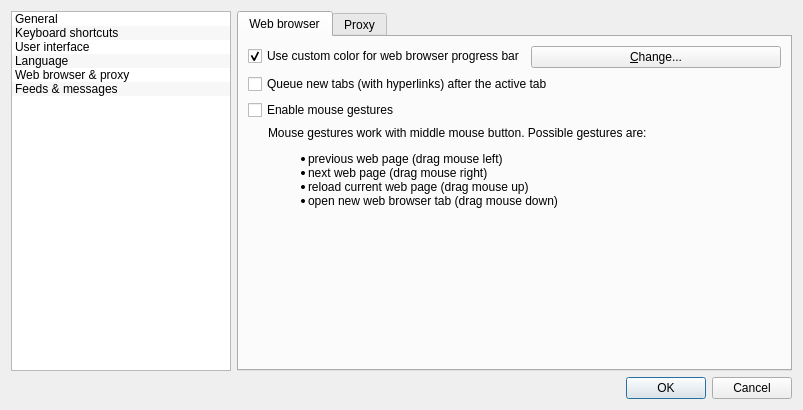
This is src/gui/formsettings.ui in martinrotter/rssguard as Qt 5 draws it before an edit. The edited form follows.
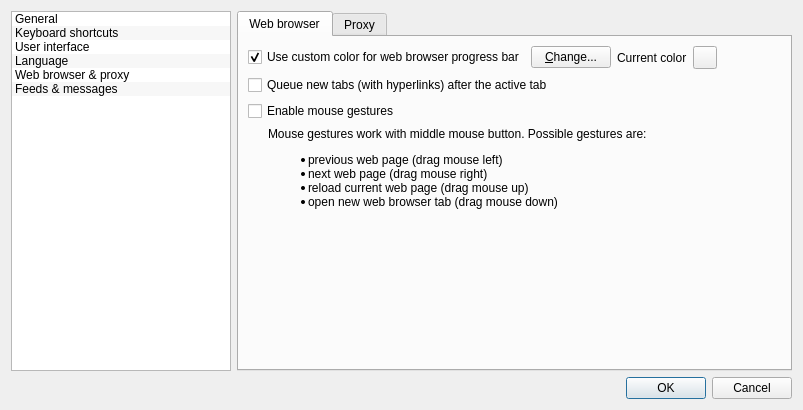
This is the edited form. The open tabs and pages were chosen to show the change. Custom widgets are drawn as their Qt base class.

Commit message: Color for web browser picking fixed, some more tweaking in messages view.

What changed in the file:
```diff
--- a/src/gui/formsettings.ui
+++ b/src/gui/formsettings.ui
@@ -424,27 +424,65 @@
            <string>Web browser</string>
           </attribute>
           <layout class="QFormLayout" name="formLayout_4">
-           <property name="fieldGrowthPolicy">
-            <enum>QFormLayout::AllNonFixedFieldsGrow</enum>
-           </property>
            <item row="0" column="0">
-            <widget class="QCheckBox" name="m_checkBrowserProgressColor">
+            <layout class="QHBoxLayout" name="horizontalLayout_12">
+             <item>
+              <widget class="QCheckBox" name="m_checkBrowserProgressColor">
+               <property name="text">
+                <string>Use custom color for web browser progress bar</string>
+               </property>
+               <property name="checked">
+                <bool>true</bool>
+               </property>
+              </widget>
+             </item>
+             <item>
+              <widget class="QPushButton" name="m_btnBrowserProgressColor">
+               <property name="sizePolicy">
+                <sizepolicy hsizetype="Minimum" vsizetype="Fixed">
+                 <horstretch>0</horstretch>
+                 <verstretch>0</verstretch>
+                </sizepolicy>
+               </property>
+               <property name="text">
+                <string>&amp;Change...</string>
+               </property>
+              </widget>
+             </item>
+             <item>
+              <widget class="QLabel" name="label_2">
+               <property name="text">
+                <string>Current color</string>
+               </property>
+              </widget>
+             </item>
+             <item>
+              <widget class="QToolButton" name="m_btnWebBrowserColorSample">
+               <property name="autoFillBackground">
+                <bool>true</bool>
+               </property>
+               <property name="text">
+                <string/>
+               </property>
+              </widget>
+             </item>
+            </layout>
+           </item>
+           <item row="1" column="0">
+            <widget class="QCheckBox" name="m_checkQueueTabs">
              <property name="text">
-              <string>Use custom color for web browser progress bar</string>
-             </property>
-             <property name="checked">
-              <bool>true</bool>
+              <string>Queue new tabs (with hyperlinks) after the active tab</string>
              </property>
             </widget>
            </item>
-           <item row="2" column="0" colspan="2">
+           <item row="2" column="0">
             <widget class="QCheckBox" name="m_checkMouseGestures">
              <property name="text">
               <string>Enable mouse gestures</string>
              </property>
             </widget>
            </item>
-           <item row="3" column="0" colspan="2">
+           <item row="3" column="0">
             <widget class="QLabel" name="m_lblMouseGestures">
              <property name="text">
               <string>Mouse gestures work with middle mouse button. Possible gestures are:
@@ -463,26 +501,6 @@
              </property>
             </widget>
            </item>
-           <item row="1" column="0" colspan="2">
-            <widget class="QCheckBox" name="m_checkQueueTabs">
-             <property name="text">
-              <string>Queue new tabs (with hyperlinks) after the active tab</string>
-             </property>
-            </widget>
-           </item>
-           <item row="0" column="1">
-            <widget class="QPushButton" name="m_btnBrowserProgressColor">
-             <property name="sizePolicy">
-              <sizepolicy hsizetype="Minimum" vsizetype="Fixed">
-               <horstretch>0</horstretch>
-               <verstretch>0</verstretch>
-              </sizepolicy>
-             </property>
-             <property name="text">
-              <string>&amp;Change...</string>
-             </property>
-            </widget>
-           </item>
           </layout>
          </widget>
          <widget class="QWidget" name="m_tabProxy">
```
Left out of the diff: 24 changed lines with no effect on the pictures. The commit also changes 4 other files.
